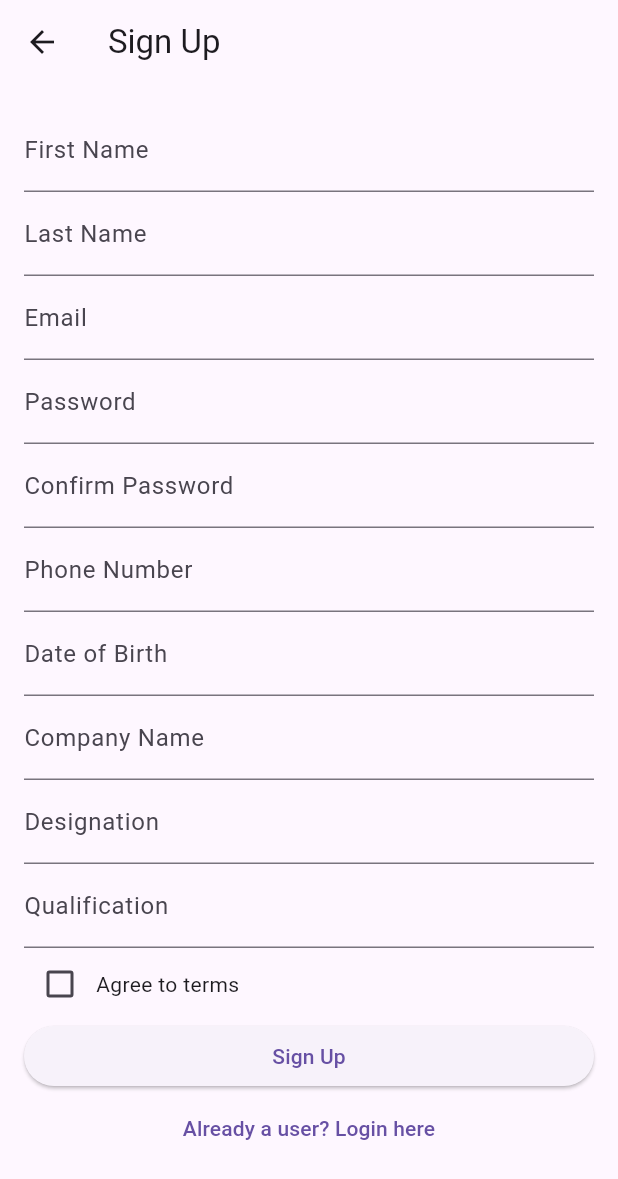
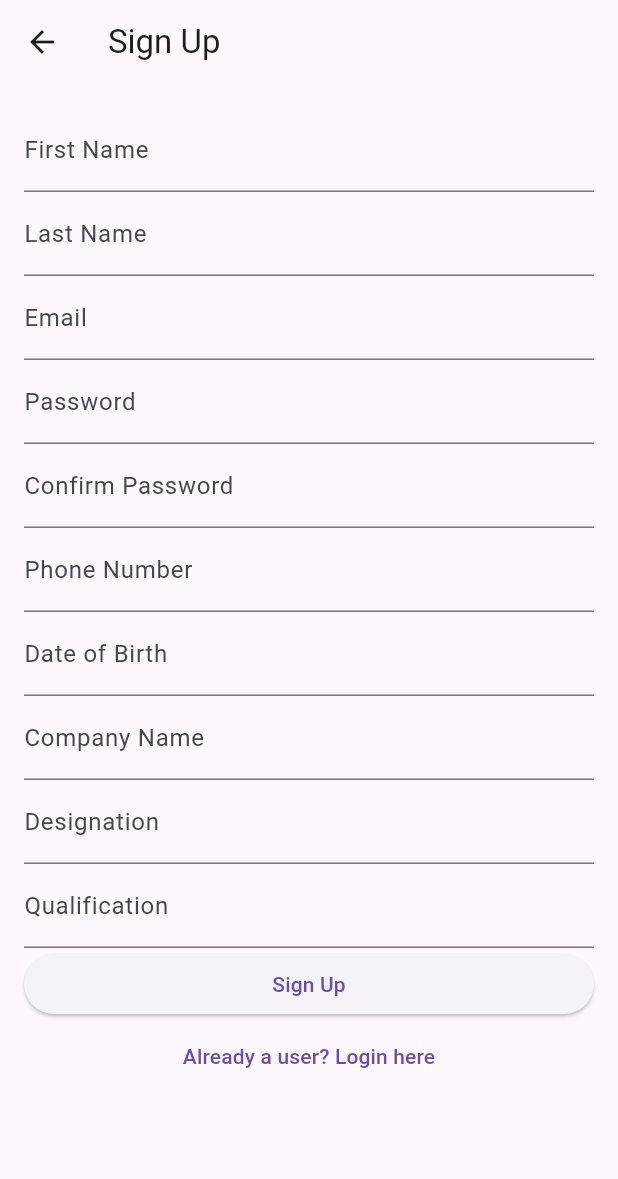
Before and after one commit to NibinByteCode/jobscan_flutter, a Flutter app: the SignUpPage screen opened by its route, on a phone screen of 412 x 824 dp. Shown: the top 1179 px of the screen. Run offline on Flutter 3.47's test engine with Material 3 defaults, Android fonts, the phone set to English and light mode, and no system bars; our stand-ins replace firebase_auth, firebase_core, firebase_database; accounts and stored records are empty.

Commit message:
fixed bugs

```diff
--- a/lib/pages/signup.dart
+++ b/lib/pages/signup.dart
@@ -1,6 +1,5 @@
 import 'package:flutter/material.dart';
 import '../helperclass/authhelper.dart';
-
 
 class SignUpPage extends StatefulWidget {
   const SignUpPage({Key? key}) : super(key: key);
@@ -23,10 +22,10 @@ class _SignUpPageState extends State<SignUpPage> {
   final TextEditingController _qualificationController = TextEditingController();
 
   final String _userType = 'candidate'; // Default user type
+  final String _defaultProfileImage = ''; // Default profile image as empty string
+  final int _connectionCount = 0 ;
 
-  bool _agreedToTerms = false;
-
-  void _signUp() {
+  void _signUp() async {
     final firstName = _firstNameController.text.trim();
     final lastName = _lastNameController.text.trim();
     final email = _emailController.text.trim();
@@ -50,13 +49,20 @@ class _SignUpPageState extends State<SignUpPage> {
       designation: designation,
       educationQualification: educationQualification,
       userType: _userType,
+      profileImage: _defaultProfileImage,
+      connectionCount: _connectionCount,
       onError: (error) {
         ScaffoldMessenger.of(context).showSnackBar(SnackBar(
           content: Text(error),
         ));
       },
+      onSuccess: () {
+        // Navigate to login page after successful signup
+        Navigator.pushReplacementNamed(context, '/login');
+      },
     );
   }
+
 
   @override
   Widget build(BuildContext context) {
@@ -118,19 +124,6 @@ class _SignUpPageState extends State<SignUpPage> {
                 controller: _qualificationController,
                 decoration: const InputDecoration(labelText: 'Qualification'),
               ),
-              Row(
-                children: [
-                  Checkbox(
-                    value: _agreedToTerms,
-                    onChanged: (value) {
-                      setState(() {
-                        _agreedToTerms = value!;
-                      });
-                    },
-                  ),
-                  const Text('Agree to terms'),
-                ],
-              ),
               ElevatedButton(
                 onPressed: _signUp,
                 child: const Text('Sign Up'),
```
